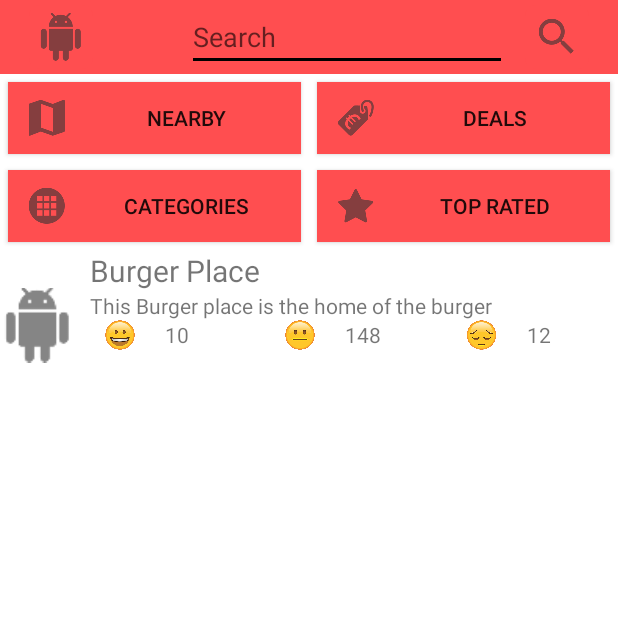
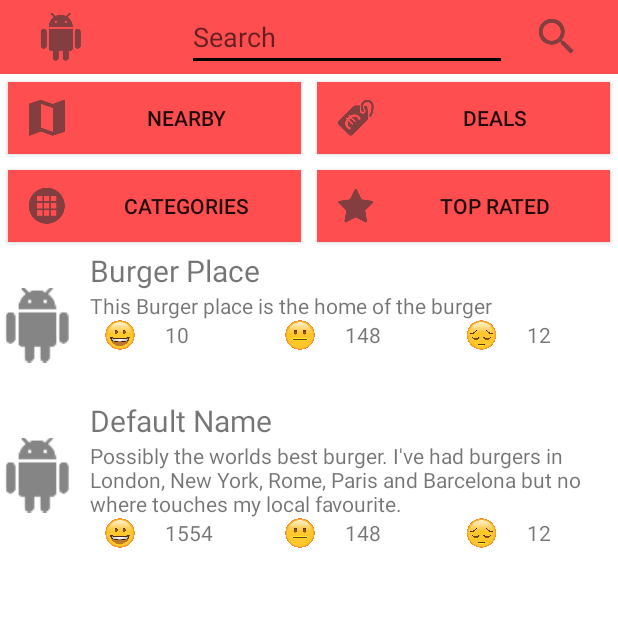
Before and after one commit to farrej10/3d5B_Project_V1, an Android app: the screen it shows after launch (HomeActivity), on a phone screen of 412 x 824 dp, the top half of it. Run offline under Robolectric (Android 15) with nearby library versions, the phone set to English and light mode, and no system bars.

Commit message:
Add new restaurant slot at HomeActivity

```diff
--- a/app/src/main/java/com/example/farrej10/quickbites/MapsActivity.java
+++ b/app/src/main/java/com/example/farrej10/quickbites/MapsActivity.java
@@ -55,6 +55,7 @@ public class MapsActivity extends FragmentActivity implements OnMapReadyCallback
         SupportMapFragment mapFragment = (SupportMapFragment) getSupportFragmentManager()
                 .findFragmentById(R.id.map);
         mapFragment.getMapAsync(this);
+
     }
 
     @Override
--- a/app/src/main/res/layout/activity_home.xml
+++ b/app/src/main/res/layout/activity_home.xml
@@ -230,6 +230,92 @@
                 </LinearLayout>
             </LinearLayout>
         </LinearLayout>
+        <LinearLayout
+            android:layout_width="match_parent"
+            android:layout_height="match_parent"
+            android:orientation="horizontal">
+
+            <ImageView
+                android:id="@+id/imageView6"
+                android:layout_width="100dp"
+                android:layout_height="100dp"
+                android:layout_weight="1"
+                app:srcCompat="@drawable/placeholder" />
+
+            <LinearLayout
+                android:layout_width="match_parent"
+                android:layout_height="wrap_content"
+                android:layout_weight="1"
+                android:orientation="vertical">
+
+                <TextView
+                    android:id="@+id/Title2"
+                    android:layout_width="match_parent"
+                    android:layout_height="wrap_content"
+                    android:layout_marginLeft="10dp"
+                    android:text="@string/defaultStoreName"
+                    android:textSize="20sp" />
+
+                <TextView
+                    android:id="@+id/description2"
+                    android:layout_width="match_parent"
+                    android:layout_height="wrap_content"
+                    android:layout_marginLeft="10dp"
+                    android:layout_marginRight="5dp"
+                    android:text="@string/defaultStoreDescription" />
+
+                <LinearLayout
+                    android:layout_width="match_parent"
+                    android:layout_height="match_parent"
+                    android:orientation="horizontal">
+
+                    <ImageView
+                        android:id="@+id/imageView5"
+                        android:layout_width="20dp"
+                        android:layout_height="20dp"
+                        android:layout_weight="1"
+                        app:srcCompat="@drawable/smile" />
+
+                    <TextView
+                        android:id="@+id/happyNum2"
+                        android:layout_width="20dp"
+                        android:layout_height="20dp"
+                        android:layout_weight="1"
+                        android:ems="10"
+                        android:text="@string/defaultHappy" />
+
+                    <ImageView
+                        android:id="@+id/imageView7"
+                        android:layout_width="20dp"
+                        android:layout_height="20dp"
+                        android:layout_weight="1"
+                        app:srcCompat="@drawable/neutralface" />
+
+                    <TextView
+                        android:id="@+id/neutralNum2"
+                        android:layout_width="20dp"
+                        android:layout_height="20dp"
+                        android:layout_weight="1"
+                        android:ems="10"
+                        android:text="@string/defaultNeutral" />
+
+                    <ImageView
+                        android:id="@+id/imageView8"
+                        android:layout_width="20dp"
+                        android:layout_height="20dp"
+                        android:layout_weight="1"
+                        app:srcCompat="@drawable/sadface" />
+
+                    <TextView
+                        android:id="@+id/sadNum2"
+                        android:layout_width="20dp"
+                        android:layout_height="20dp"
+                        android:layout_weight="1"
+                        android:ems="10"
+                        android:text="@string/defaultSad" />
+                </LinearLayout>
+            </LinearLayout>
+        </LinearLayout>
     </LinearLayout>
 
 </android.support.constraint.ConstraintLayout>
```
